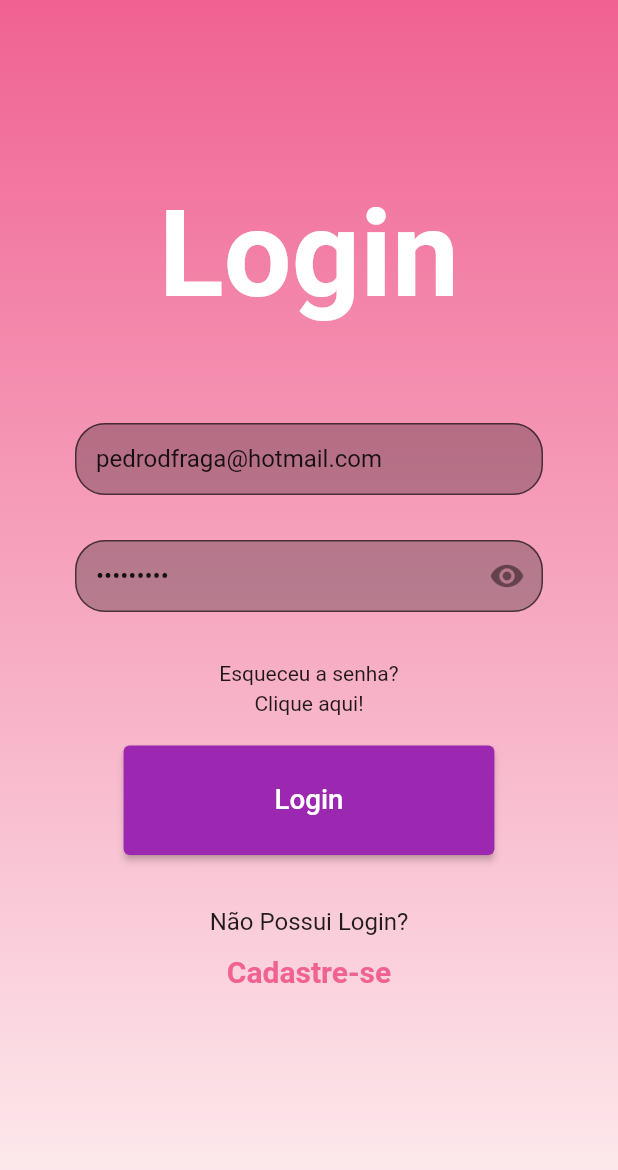
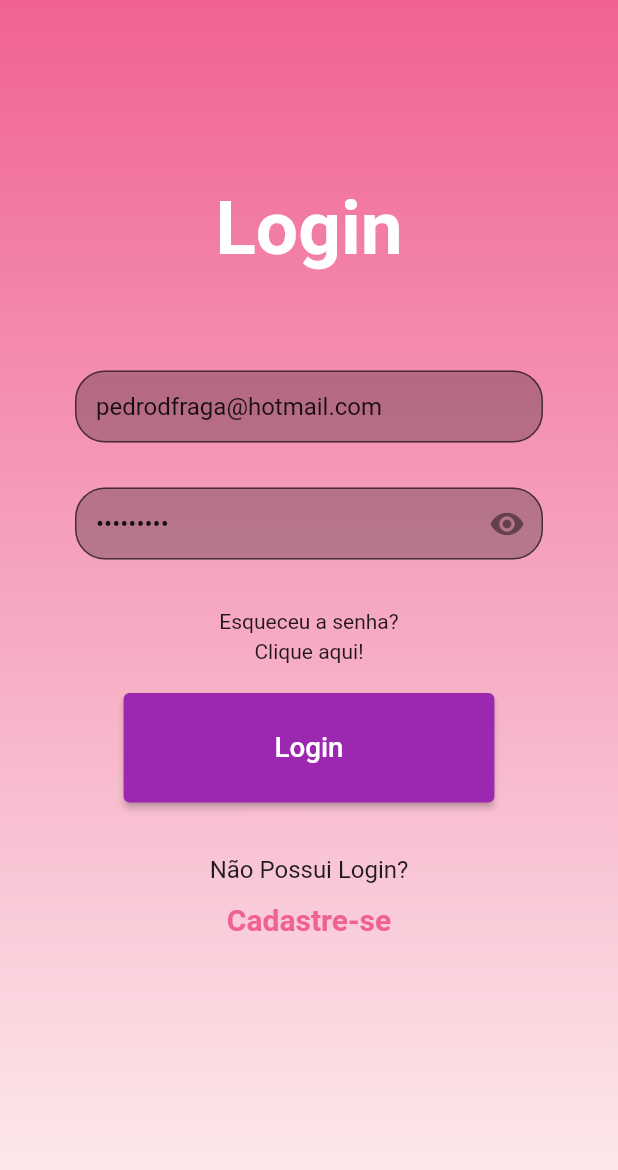
Before and after one commit to PedroLuisDionisioFraga/Projeto-POO, a Flutter app: the screen it shows after launch, on a phone screen of 412 x 824 dp. Shown: the top 1170 px of the screen. Run offline on Flutter 3.47's test engine with Material 2 defaults, Android fonts, the phone set to English and light mode, and no system bars; missing offline and left inert: mysql_utils.

Commit message:
:tada: Projeto finalizado

```diff
--- a/lib/Views/Auth/login_page.dart
+++ b/lib/Views/Auth/login_page.dart
@@ -168,7 +168,7 @@ class _LoginPageState extends State<LoginPage> {
                           "Login",
                           style: TextStyle(
                             color: Colors.white,
-                            fontSize: 80,
+                            fontSize: 50,
                             fontWeight: FontWeight.bold,
                           ),
                         ),
```
Also changed, not shown: lib/Models/data_model.dart (+0 -11 lines).
